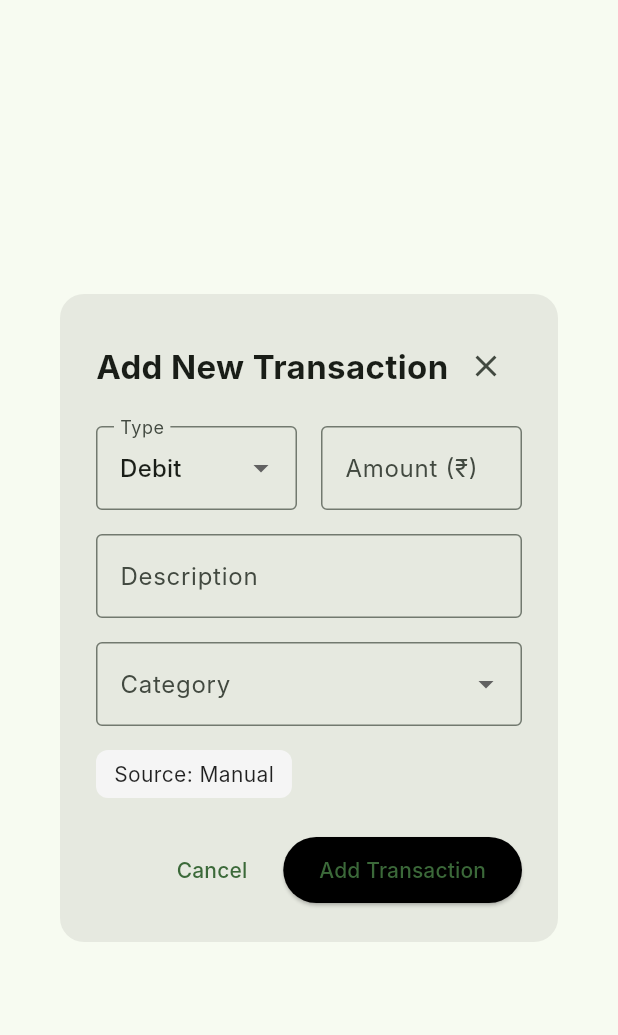
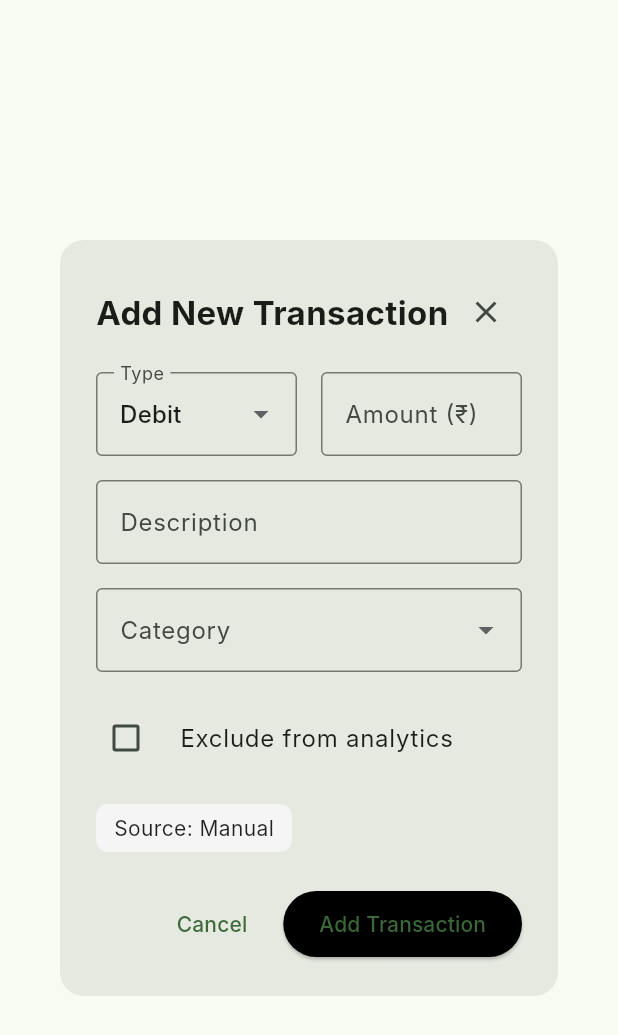
Before and after one commit to ash-kamrip/mtrack, a Flutter app: the AddTransactionDialog widget shown alone on an empty page, opened directly, on a phone screen of 412 x 824 dp. Shown: the top 1035 px of the screen. Run offline on Flutter 3.47's test engine with Material 3 defaults, Android fonts, the phone set to English and light mode, and no system bars; our stand-ins replace fl_chart, logger, permission_handler; missing offline and left inert: flutter_sms_inbox; Roboto replaces fonts that are missing (Inter).

Commit message:
visual changes to excluded transactions works now

```diff
--- a/lib/main.dart
+++ b/lib/main.dart
@@ -147,6 +147,7 @@ class _HomeScreenState extends State<HomeScreen> {
         type: 'Debit',
         category: 'Food',
         source: 'Manual',
+        excluded: false,
       ),
     );
     final currentMonthTxs = getCurrentMonthTransactions(allTransactions);
--- a/lib/widgets/add_transaction_dialog.dart
+++ b/lib/widgets/add_transaction_dialog.dart
@@ -19,6 +19,7 @@ class _AddTransactionDialogState extends State<AddTransactionDialog> {
   late double _amount;
   late String _description;
   late String _category;
+  late bool _excluded;
   final _formKey = GlobalKey<FormState>();
   final List<String> _categories = [
     'Food',
@@ -38,11 +39,13 @@ class _AddTransactionDialogState extends State<AddTransactionDialog> {
       _amount = widget.initialTransaction!.amount;
       _description = widget.initialTransaction!.description;
       _category = widget.initialTransaction!.category;
+      _excluded = widget.initialTransaction!.excluded;
     } else {
       _type = 'Debit';
       _amount = 0.0;
       _description = '';
       _category = '';
+      _excluded = false;
     }
   }
 
@@ -149,6 +152,14 @@ class _AddTransactionDialogState extends State<AddTransactionDialog> {
                   },
                 ),
                 SizedBox(height: 16),
+                CheckboxListTile(
+                  value: _excluded,
+                  onChanged: (val) => setState(() => _excluded = val ?? false),
+                  title: Text('Exclude from analytics'),
+                  controlAffinity: ListTileControlAffinity.leading,
+                  contentPadding: EdgeInsets.zero,
+                ),
+                SizedBox(height: 16),
                 Container(
                   padding: EdgeInsets.symmetric(horizontal: 12, vertical: 6),
                   decoration: BoxDecoration(
@@ -192,6 +203,7 @@ class _AddTransactionDialogState extends State<AddTransactionDialog> {
                                       widget.initialTransaction != null
                                   ? widget.initialTransaction!.dateTime
                                   : DateTime.now(),
+                              excluded: _excluded,
                             ),
                           );
                         }
--- a/lib/widgets/recent_transactions_section.dart
+++ b/lib/widgets/recent_transactions_section.dart
@@ -132,6 +132,7 @@ class RecentTransactionsSection extends StatelessWidget {
                           onEditTransaction(tx, editedTx);
                         }
                       },
+                      excluded: tx.excluded,
                     ),
                   ),
                 ],
@@ -196,6 +197,7 @@ class AllTransactionsScreen extends StatelessWidget {
                       amount: tx.amount.toInt(),
                       date: dateStr,
                       label: tx.category,
+                      excluded: tx.excluded,
                     ),
                   ),
                 ),
--- a/lib/widgets/sms_service.dart
+++ b/lib/widgets/sms_service.dart
@@ -34,6 +34,7 @@ class SmsService {
             category: '',
             source: 'SMS',
             dateTime: msg.date ?? DateTime.now(),
+            excluded: false,
           ),
         );
       }
--- a/lib/widgets/transaction.dart
+++ b/lib/widgets/transaction.dart
@@ -5,6 +5,8 @@ class Transaction {
   final String category;
   final String source;
   final DateTime dateTime;
+  // excluded from the total balance
+  final bool excluded;
 
   Transaction({
     required this.type,
@@ -13,5 +15,6 @@ class Transaction {
     required this.category,
     required this.source,
     required this.dateTime,
+    this.excluded = false,
   });
 }
--- a/lib/widgets/transaction_helpers.dart
+++ b/lib/widgets/transaction_helpers.dart
@@ -18,9 +18,9 @@ List<Transaction> getCurrentMonthTransactions(List<Transaction> all) {
 }
 
 double getDebits(List<Transaction> txs) => txs
-    .where((tx) => tx.type == 'Debit')
+    .where((tx) => tx.type == 'Debit' && !tx.excluded)
     .fold<double>(0, (sum, tx) => sum + tx.amount);
 
 double getCredits(List<Transaction> txs) => txs
-    .where((tx) => tx.type == 'Credit')
+    .where((tx) => tx.type == 'Credit' && !tx.excluded)
     .fold<double>(0, (sum, tx) => sum + tx.amount);
```
Also changed, not shown: lib/widgets/transaction_item.dart (+20 -6 lines).
